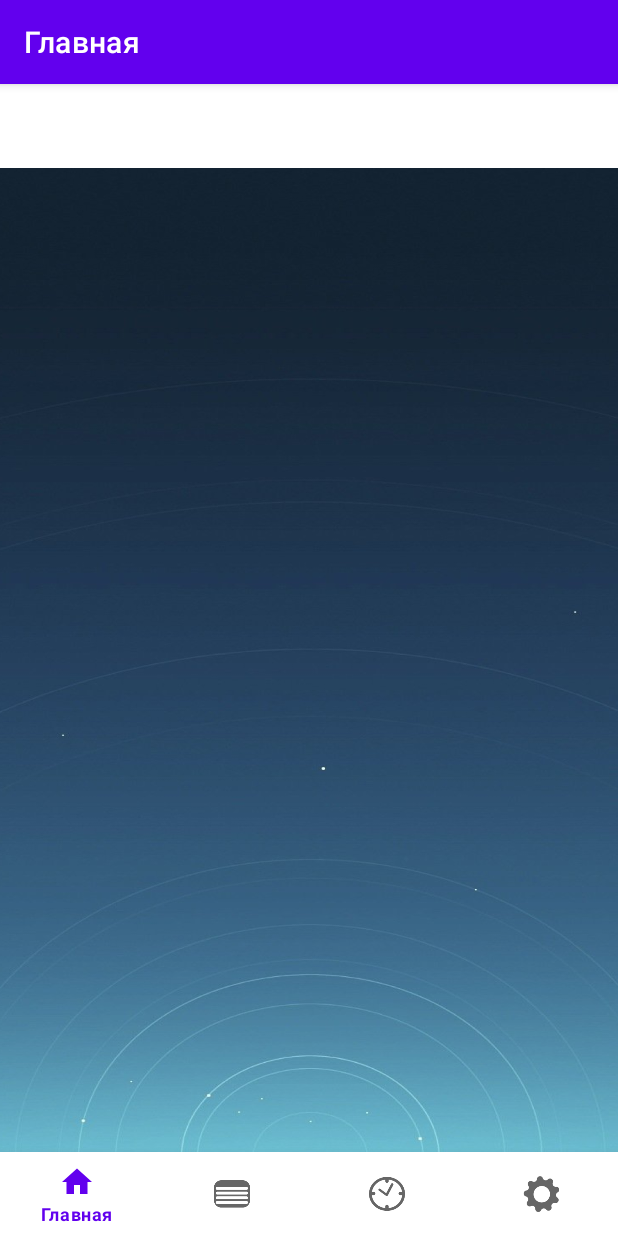
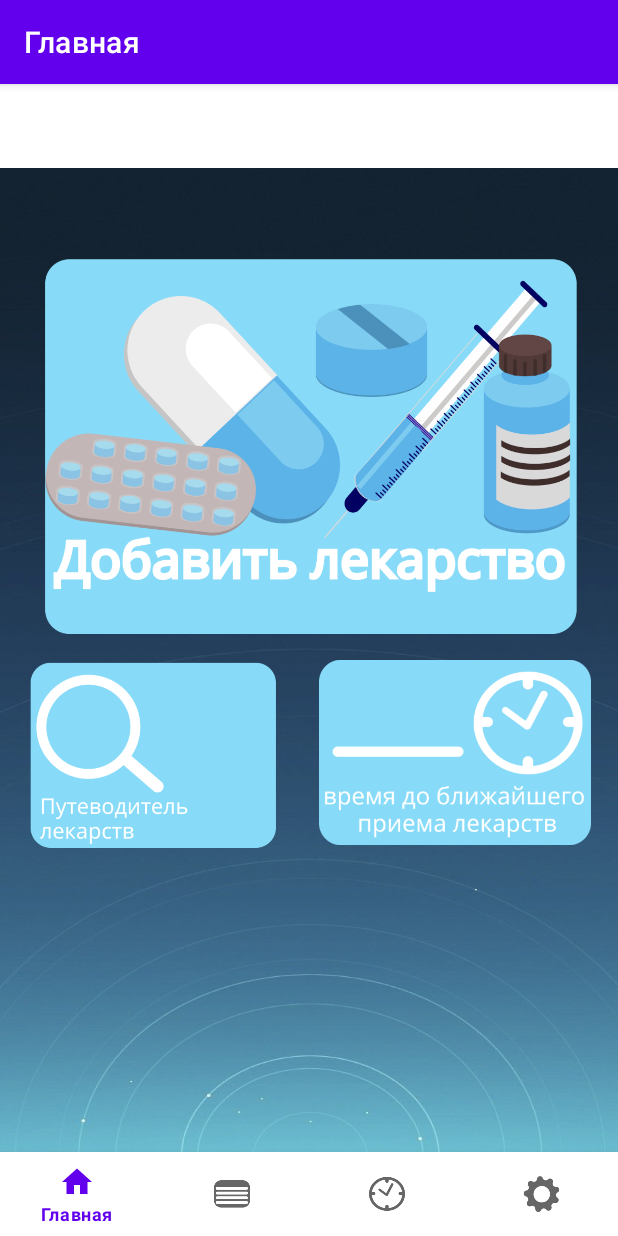
Before and after one commit to Andrysha0906/FarmaHelp, an Android app: the screen it shows after launch (MainActivity), on a phone screen of 412 x 824 dp. Run offline under Robolectric (Android 15) with nearby library versions, the phone set to English and light mode, and no system bars; our stand-ins replace navigation-ui.

Commit message:
fragment_home

```diff
--- a/app/src/main/java/com/example/farmahelp1/MainActivity.kt
+++ b/app/src/main/java/com/example/farmahelp1/MainActivity.kt
@@ -1,6 +1,7 @@
 package com.example.farmahelp1
 
 import android.os.Bundle
+import android.view.View
 import com.google.android.material.bottomnavigation.BottomNavigationView
 import androidx.appcompat.app.AppCompatActivity
 import androidx.navigation.findNavController
@@ -29,10 +30,12 @@ class MainActivity : AppCompatActivity() {
                 R.id.navigation_home,
                 R.id.navigation_magazine,
                 R.id.navigation_timeTable,
-                R.id.navigation_settings
+                R.id.navigation_settings,
             )
         )
         setupActionBarWithNavController(navController, appBarConfiguration)
         navView.setupWithNavController(navController)
+
+
     }
 }
--- a/app/src/main/java/com/example/farmahelp1/ui/home/HomeFragment.kt
+++ b/app/src/main/java/com/example/farmahelp1/ui/home/HomeFragment.kt
@@ -4,7 +4,6 @@ import android.os.Bundle
 import android.view.LayoutInflater
 import android.view.View
 import android.view.ViewGroup
-import android.widget.TextView
 import androidx.fragment.app.Fragment
 import androidx.lifecycle.ViewModelProvider
 import com.example.farmahelp1.databinding.FragmentHomeBinding
@@ -22,8 +21,7 @@ class HomeFragment : Fragment() {
         container: ViewGroup?,
         savedInstanceState: Bundle?
     ): View {
-        val homeViewModel =
-            ViewModelProvider(this).get(HomeViewModel::class.java)
+        val homeViewModel = ViewModelProvider(this).get(HomeViewModel::class.java)
 
         _binding = FragmentHomeBinding.inflate(inflater, container, false)
         val root: View = binding.root
--- a/app/src/main/res/layout/fragment_home.xml
+++ b/app/src/main/res/layout/fragment_home.xml
@@ -5,4 +5,48 @@
     android:layout_width="match_parent"
     android:layout_height="match_parent"
     android:background="@drawable/back"
-    tools:context=".ui.home.HomeFragment" />
+    tools:context=".ui.home.HomeFragment" >
+
+    <ImageView
+        android:id="@+id/button_add_pills"
+        android:layout_width="366dp"
+        android:layout_height="305dp"
+        android:layout_marginTop="-50dp"
+        android:src="@drawable/add_pills"
+        app:layout_constraintBottom_toBottomOf="parent"
+        app:layout_constraintEnd_toEndOf="parent"
+        app:layout_constraintHorizontal_bias="0.488"
+        app:layout_constraintStart_toStartOf="parent"
+        app:layout_constraintTop_toTopOf="parent"
+        app:layout_constraintVertical_bias="0.174" />
+
+    <ImageView
+        android:id="@+id/button_medicine_pills"
+        android:layout_width="180dp"
+        android:layout_height="150dp"
+        android:layout_marginStart="6dp"
+        android:layout_marginTop="-35dp"
+        android:layout_marginEnd="-160dp"
+        android:src="@drawable/medicine_guide"
+        app:layout_constraintBottom_toBottomOf="parent"
+        app:layout_constraintEnd_toStartOf="@+id/button_add_pills"
+        app:layout_constraintHorizontal_bias="0.0"
+        app:layout_constraintStart_toStartOf="parent"
+        app:layout_constraintTop_toBottomOf="@+id/button_add_pills"
+        app:layout_constraintVertical_bias="0.039" />
+
+    <ImageView
+        android:id="@+id/button_wiget_time"
+        android:layout_width="181dp"
+        android:layout_height="151dp"
+        android:layout_marginStart="-165dp"
+        android:layout_marginTop="-21dp"
+        android:layout_marginEnd="20dp"
+        android:src="@drawable/wiget_time"
+        app:layout_constraintBottom_toBottomOf="parent"
+        app:layout_constraintEnd_toEndOf="parent"
+        app:layout_constraintHorizontal_bias="0.875"
+        app:layout_constraintStart_toEndOf="@+id/button_add_pills"
+        app:layout_constraintTop_toBottomOf="@+id/button_add_pills"
+        app:layout_constraintVertical_bias="0.004" />
+</androidx.constraintlayout.widget.ConstraintLayout>
```
Also changed, not shown: app/src/main/res/drawable/add_pills.png (added), app/src/main/res/drawable/medicine_guide.png (added), app/src/main/res/drawable/wiget_time.png (added).
